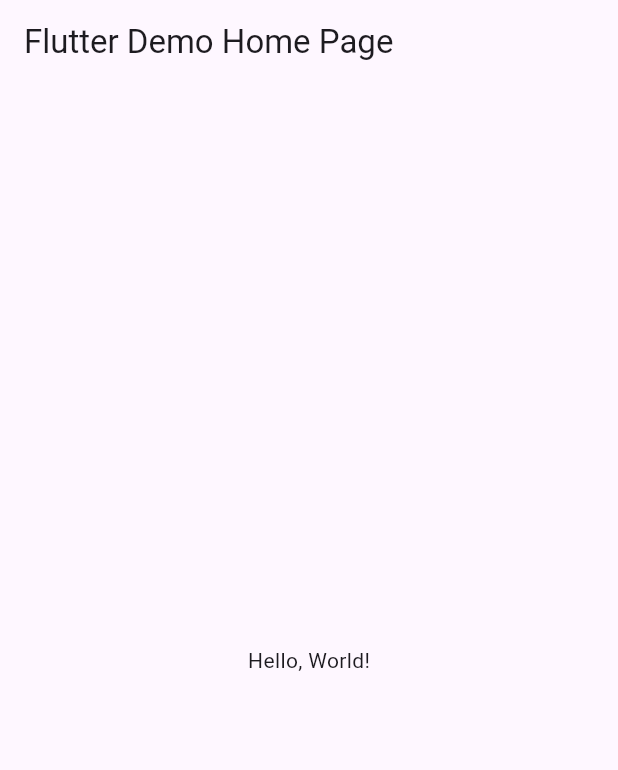
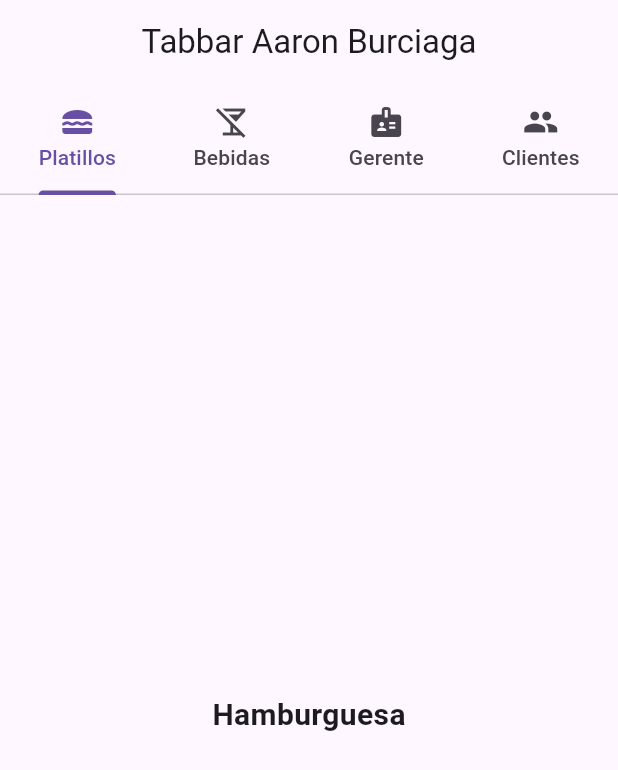
Before and after one commit to BurciagaAA128/p11-TabBar-6I, a Flutter app: the screen it shows after launch, on a phone screen of 412 x 824 dp. Shown: the top 770 px of the screen. Run offline on Flutter 3.47's test engine with Material 3 defaults, Android fonts, the phone set to English and light mode, and no system bars.

Commit message:
Update main.dart

```diff
--- a/lib/main.dart
+++ b/lib/main.dart
@@ -1,43 +1,86 @@
 import 'package:flutter/material.dart';
 
-void main() => runApp(MyApp());
+void main() => runApp(const AppMiTabBar());
 
-class MyApp extends StatelessWidget {
-  const MyApp({super.key});
-  // This widget is the root of your application.
+class AppMiTabBar extends StatelessWidget {
+  const AppMiTabBar({Key? key}) : super(key: key);
+
   @override
   Widget build(BuildContext context) {
     return MaterialApp(
-      // Application name
-      title: 'Flutter Hello World',
-      // Application theme data, you can set the colors for the application as
-      // you want
-      theme: ThemeData(
-        // useMaterial3: true,
-        primarySwatch: Colors.blue,
-      ),
-      // A widget which will be started on application startup
-      home: MyHomePage(title: 'Flutter Demo Home Page'),
+      debugShowCheckedModeBanner: false,
+      title: "Ejemplo TabBar Aaron Burciaga",
+      theme: ThemeData(primarySwatch: Colors.red),
+      home: MiPaginaInicial(),
     );
   }
-}
+} //Fin AppMiTabBar
 
-class MyHomePage extends StatelessWidget {
-  final String title;
-  const MyHomePage({super.key, required this.title});
+//Stateful
+class MiPaginaInicial extends StatefulWidget {
+  const MiPaginaInicial({Key? key}) : super(key: key);
 
   @override
+  State<MiPaginaInicial> createState() => _MiPaginaInicialState();
+} //MiPaginaInicial
+
+class _MiPaginaInicialState extends State<MiPaginaInicial> {
+  @override
   Widget build(BuildContext context) {
-    return Scaffold(
-      appBar: AppBar(
-        // The title text which will be shown on the action bar
-        title: Text(title),
-      ),
-      body: Center(
-        child: Text(
-          'Hello, World!',
+    return DefaultTabController(
+      length: 4,
+      child: Scaffold(
+        appBar: AppBar(
+          title: const Text("Tabbar Aaron Burciaga"),
+          centerTitle: true,
+          bottom: TabBar(tabs: [
+            Tab(
+              text: "Platillos",
+              icon: Icon(Icons.lunch_dining),
+            ),
+            Tab(
+              text: "Bebidas",
+              icon: Icon(Icons.no_drinks),
+            ),
+            Tab(
+              text: "Gerente",
+              icon: Icon(Icons.badge),
+            ),
+            Tab(
+              text: "Clientes",
+              icon: Icon(Icons.people),
+            ),
+          ] //Fin de tabs
+              ), //Fin bottom TabBar
         ),
-      ),
-    );
-  }
-}
+        body: TabBarView(children: const <Widget>[
+          Center(
+            child: Text(
+              "Hamburguesa",
+              style: TextStyle(fontWeight: FontWeight.bold, fontSize: 20),
+            ),
+          ),
+          Center(
+            child: Text(
+              "Tequila",
+              style: TextStyle(fontWeight: FontWeight.bold, fontSize: 20),
+            ),
+          ),
+          Center(
+            child: Text(
+              "Aarón",
+              style: TextStyle(fontWeight: FontWeight.bold, fontSize: 20),
+            ),
+          ),
+          Center(
+            child: Text(
+              "Valeria",
+              style: TextStyle(fontWeight: FontWeight.bold, fontSize: 20),
+            ),
+          ),
+        ] //Jardin de niños
+            ), //Fin de tabbarview
+      ), //Fin de scaffold
+    ); //Fin DefaultTabController
+  } // Fin widget
+} //_MiPaginaInicialState
```
